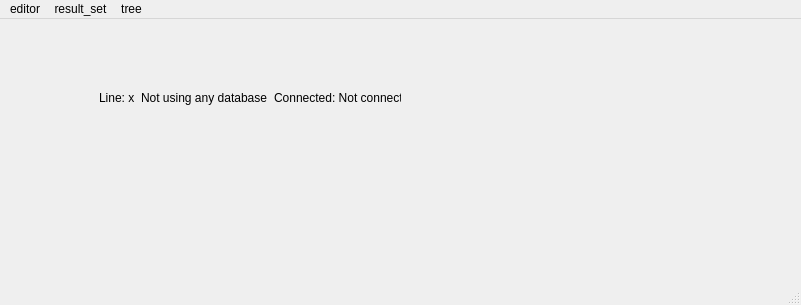
First picture: the form in database_dossier/ui/extra.ui, repository nshiell/database-dossier, before the edit.
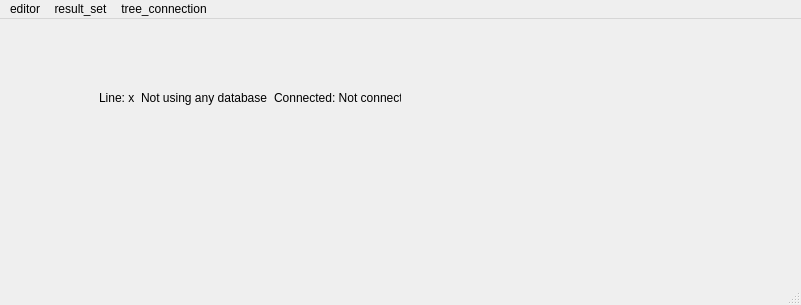
Second picture: the form after the edit. Icons and pictures are not drawn.

Commit message: Remove connection

```diff
--- a/database_dossier/ui/extra.ui
+++ b/database_dossier/ui/extra.ui
@@ -115,9 +115,9 @@
     </property>
     <addaction name="action_copy_cell_result_set"/>
    </widget>
-   <widget class="QMenu" name="tree_database">
+   <widget class="QMenu" name="tree_connection">
     <property name="title">
-     <string>tree</string>
+     <string>tree_connection</string>
     </property>
     <addaction name="action_copy_item_name_tree"/>
     <addaction name="action_refresh_tree"/>
@@ -125,7 +125,7 @@
    </widget>
    <addaction name="editor"/>
    <addaction name="action_result_set"/>
-   <addaction name="tree_database"/>
+   <addaction name="tree_connection"/>
   </widget>
   <widget class="QStatusBar" name="statusbar"/>
   <action name="actionUndo">
```
Left out of the diff: 9 changed lines with no effect on the pictures. The commit also changes 2 other files.
